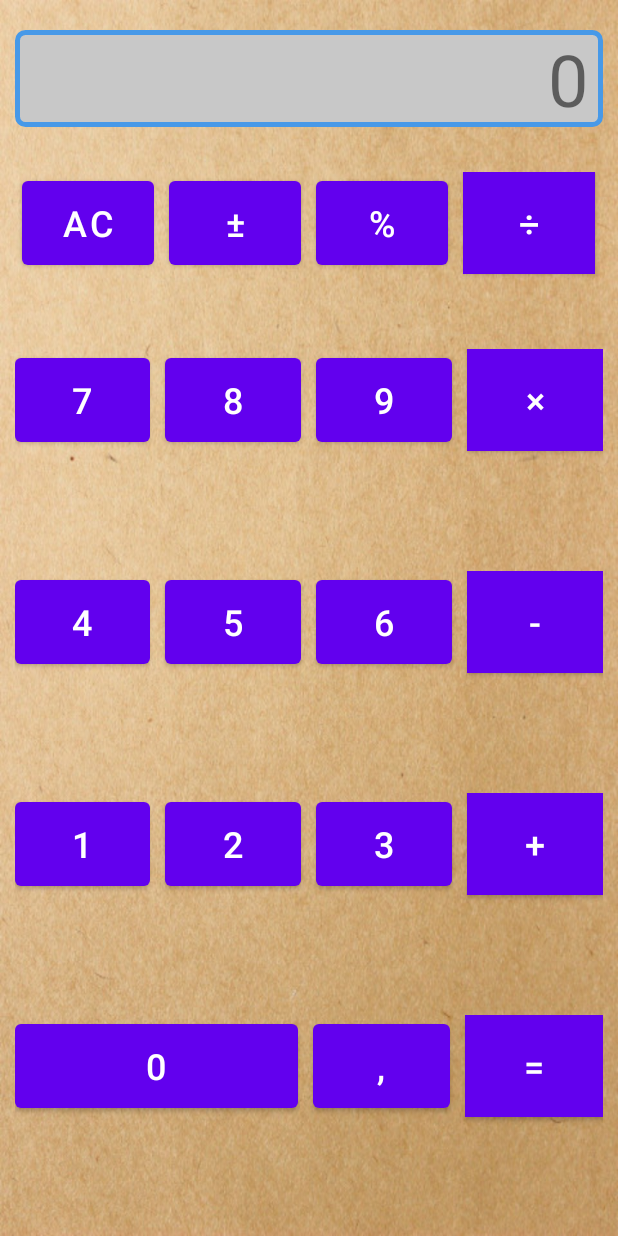
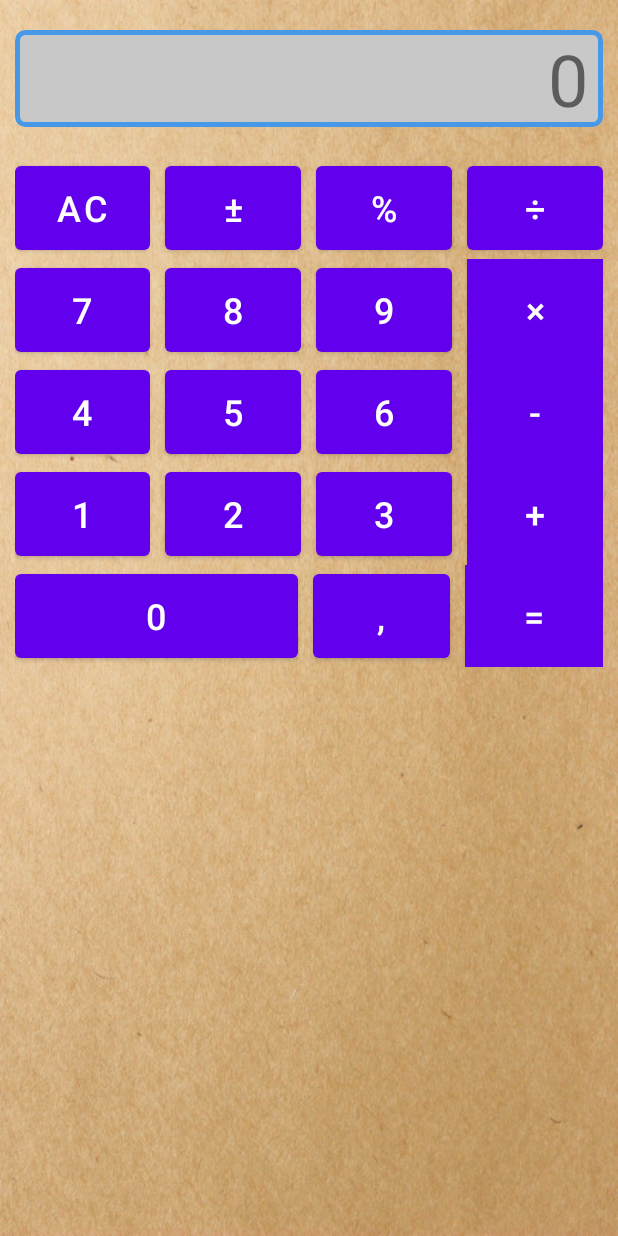
Before and after one commit to fat-hamster/homework-android-1, an Android app: the screen it shows after launch (MainActivity), on a phone screen of 412 x 824 dp. Run offline under Robolectric (Android 15) with nearby library versions, the phone set to English and light mode, and no system bars.

Commit message:
немного доработал калькулятор.

```diff
--- a/app/src/main/res/layout/activity_main.xml
+++ b/app/src/main/res/layout/activity_main.xml
@@ -5,6 +5,11 @@
     android:layout_width="match_parent"
     android:layout_height="match_parent"
     android:background="@drawable/main_background"
+    android:orientation="vertical">
+
+    <LinearLayout
+        android:layout_width="match_parent"
+        android:layout_height="wrap_content"
         android:orientation="vertical">
 
         <TextView
@@ -21,13 +26,20 @@
             android:textSize="48sp"
             tools:ignore="RtlHardcoded,RtlSymmetry" />
 
+    </LinearLayout>
+
+    <LinearLayout
+        android:layout_width="match_parent"
+        android:layout_height="wrap_content"
+        android:layout_marginTop="20dp"
+        android:orientation="vertical">
+
         <LinearLayout
             android:id="@+id/first_button_layout"
             android:layout_width="match_parent"
             android:layout_height="match_parent"
-        android:layout_marginTop="30dp"
-        android:layout_weight="1"
-        android:gravity="center_horizontal"
+            android:layout_marginLeft="10dp"
+            android:layout_marginRight="10dp"
             android:orientation="horizontal">
 
             <Button
@@ -35,6 +47,7 @@
                 android:layout_width="wrap_content"
                 android:layout_height="68dp"
                 android:layout_marginRight="10dp"
+                android:layout_weight="1"
                 android:text="@string/ac"
                 android:textSize="24dp" />
 
@@ -43,6 +56,7 @@
                 android:layout_width="wrap_content"
                 android:layout_height="68dp"
                 android:layout_marginRight="10dp"
+                android:layout_weight="1"
                 android:text="@string/min_plus"
                 android:textSize="24dp" />
 
@@ -51,6 +65,7 @@
                 android:layout_width="wrap_content"
                 android:layout_height="68dp"
                 android:layout_marginRight="10dp"
+                android:layout_weight="1"
                 android:text="@string/percent"
                 android:textSize="24dp" />
 
@@ -58,7 +73,7 @@
                 android:id="@+id/div"
                 android:layout_width="wrap_content"
                 android:layout_height="68dp"
-            android:background="@color/operation_background"
+                android:layout_weight="1"
                 android:text="@string/divide"
                 android:textSize="24dp" />
         </LinearLayout>
@@ -69,9 +84,8 @@
             android:layout_height="match_parent"
             android:layout_marginLeft="10dp"
             android:layout_marginRight="10dp"
-        android:layout_weight="1"
-        android:gravity="center_horizontal"
             android:orientation="horizontal">
+
 
             <Button
                 android:id="@+id/_7"
@@ -243,3 +257,5 @@
         </LinearLayout>
 
     </LinearLayout>
+
+</LinearLayout>
```
Also changed, not shown: app/src/main/java/com/example/mysimplecalculator/CalculatorCore.java (+5 -20 lines), app/src/main/java/com/example/mysimplecalculator/MainActivity.java (+24 -11 lines). Lines whose indentation alone changed are shown as unchanged.
